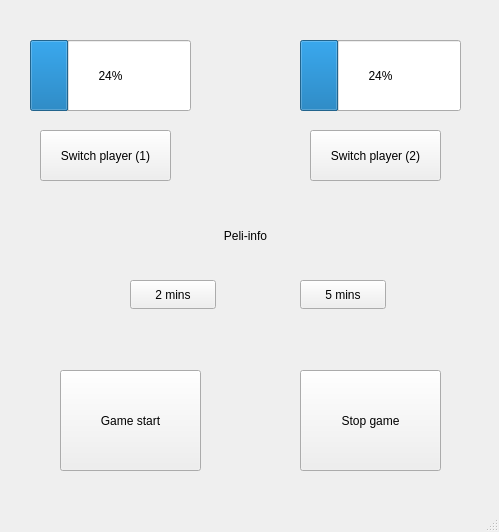
Above: Viikko_8_palautus/Shakkikello/mainwindow.ui from Saattaj4/Olio-ohjelmointi before the change. Below: the same form after it.
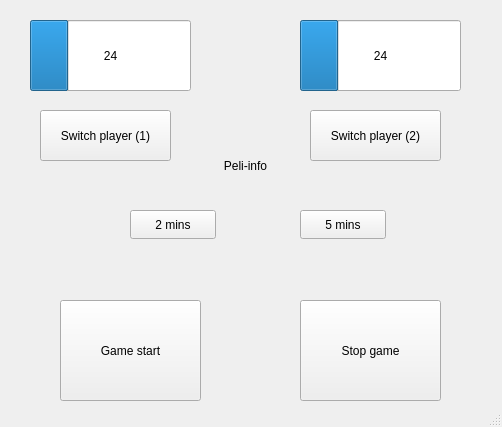
That is the form after the change.

Commit message: Päivitetty viikkotehtävä

What changed in the file:
```diff
--- a/Viikko_8_palautus/Shakkikello/mainwindow.ui
+++ b/Viikko_8_palautus/Shakkikello/mainwindow.ui
@@ -6,8 +6,8 @@
    <rect>
     <x>0</x>
     <y>0</y>
-    <width>499</width>
-    <height>532</height>
+    <width>502</width>
+    <height>427</height>
    </rect>
   </property>
   <property name="windowTitle">
@@ -18,7 +18,7 @@
     <property name="geometry">
      <rect>
       <x>30</x>
-      <y>40</y>
+      <y>20</y>
       <width>161</width>
       <height>71</height>
      </rect>
@@ -26,12 +26,15 @@
     <property name="value">
      <number>24</number>
     </property>
+    <property name="format">
+     <string>%v</string>
+    </property>
    </widget>
    <widget class="QProgressBar" name="progressBar2">
     <property name="geometry">
      <rect>
       <x>300</x>
-      <y>40</y>
+      <y>20</y>
       <width>161</width>
       <height>71</height>
      </rect>
@@ -39,12 +42,15 @@
     <property name="value">
      <number>24</number>
     </property>
+    <property name="format">
+     <string>%v</string>
+    </property>
    </widget>
    <widget class="QLabel" name="label">
     <property name="geometry">
      <rect>
       <x>130</x>
-      <y>220</y>
+      <y>150</y>
       <width>231</width>
       <height>31</height>
      </rect>
@@ -60,7 +66,7 @@
     <property name="geometry">
      <rect>
       <x>40</x>
-      <y>130</y>
+      <y>110</y>
       <width>131</width>
       <height>51</height>
      </rect>
@@ -73,7 +79,7 @@
     <property name="geometry">
      <rect>
       <x>310</x>
-      <y>130</y>
+      <y>110</y>
       <width>131</width>
       <height>51</height>
      </rect>
@@ -86,7 +92,7 @@
     <property name="geometry">
      <rect>
       <x>130</x>
-      <y>280</y>
+      <y>210</y>
       <width>86</width>
       <height>29</height>
      </rect>
@@ -99,7 +105,7 @@
     <property name="geometry">
      <rect>
       <x>300</x>
-      <y>280</y>
+      <y>210</y>
       <width>86</width>
       <height>29</height>
      </rect>
@@ -112,7 +118,7 @@
     <property name="geometry">
      <rect>
       <x>60</x>
-      <y>370</y>
+      <y>300</y>
       <width>141</width>
       <height>101</height>
      </rect>
@@ -125,7 +131,7 @@
     <property name="geometry">
      <rect>
       <x>300</x>
-      <y>370</y>
+      <y>300</y>
       <width>141</width>
       <height>101</height>
      </rect>
```
Left out of the diff: 10 changed lines with no effect on the pictures. The commit also changes 2 other files.
